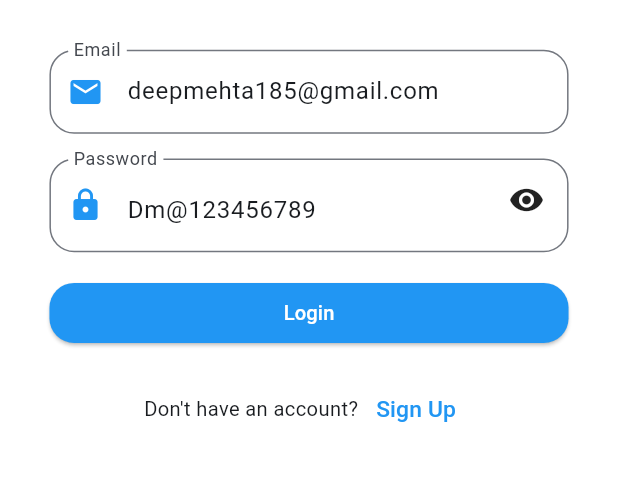
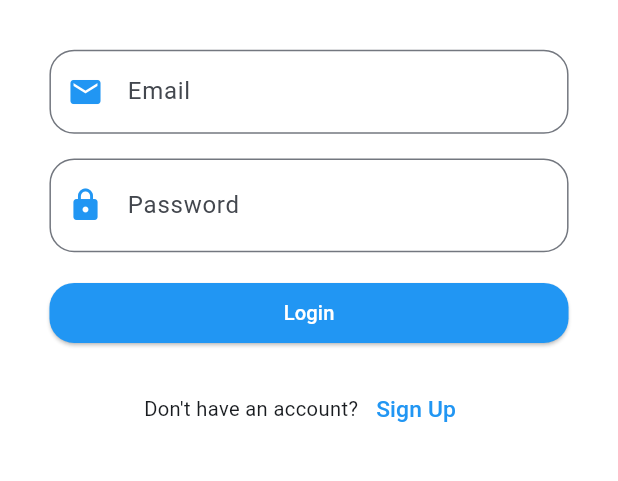
Before and after one commit to DeepMehta517/expense_tracker, a Flutter app: the screen it shows after launch, on a phone screen of 412 x 824 dp, the part 446-927 px from its top. Run offline on Flutter 3.47's test engine with Material 3 defaults, Android fonts, the phone set to English and light mode, and no system bars; our stand-ins replace fl_chart, shared_preferences, sizer.

Commit message:
removed prefilled login credentials

```diff
--- a/lib/features/auth/login_screen.dart
+++ b/lib/features/auth/login_screen.dart
@@ -12,8 +12,8 @@ class LoginScreen extends StatefulWidget {
 }
 
 class _LoginScreenState extends State<LoginScreen> {
-  final TextEditingController emailController = TextEditingController(text: "deepmehta185@gmail.com");
-  final TextEditingController passwordController = TextEditingController(text: "Dm@123456789");
+  final TextEditingController emailController = TextEditingController();
+  final TextEditingController passwordController = TextEditingController();
   final _formKey = GlobalKey<FormState>();
 
   @override
```
